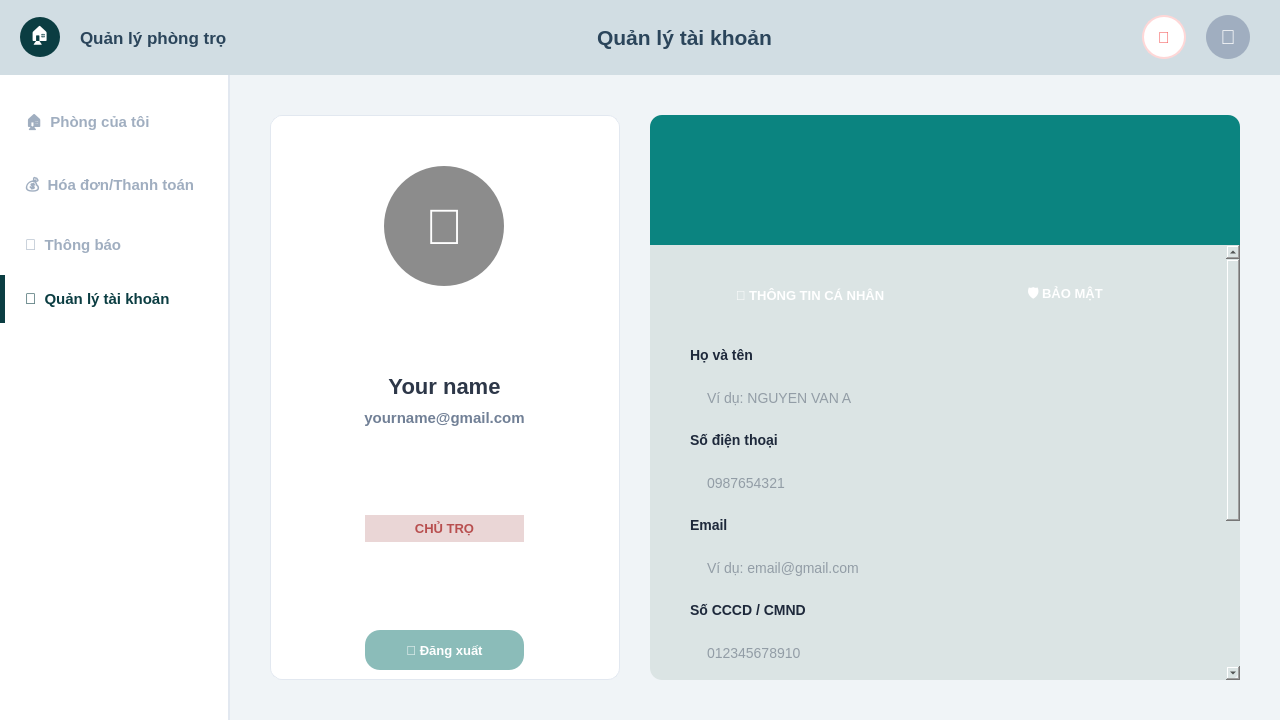
This is ui/UI_Guest/guest_account.ui in nhatanhdeptrai-exe/Final_Project_KTLT as Qt 5 draws it before an edit. The edited form follows.
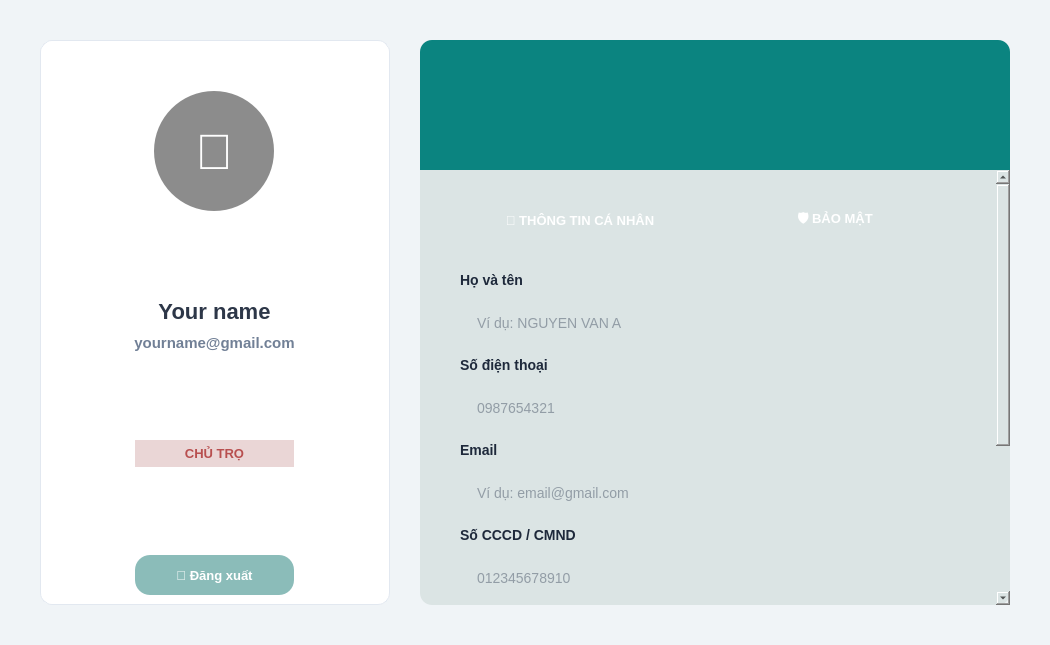
This is the edited form.

Commit message: feat: Thêm Quản lý tài khoản, Thông báo, bell popup, avatar navigation

The edit to the form file:
```diff
--- a/ui/UI_Guest/guest_account.ui
+++ b/ui/UI_Guest/guest_account.ui
@@ -1,35 +1,22 @@
 <?xml version="1.0" encoding="UTF-8"?>
 <ui version="4.0">
  <class>MainWindow</class>
- <widget class="QMainWindow" name="MainWindow">
+  <widget class="QWidget" name="PageGuestAccount">
   <property name="geometry">
    <rect>
     <x>0</x>
     <y>0</y>
-    <width>1280</width>
-    <height>720</height>
-   </rect>
-  </property>
-  <property name="minimumSize">
-   <size>
-    <width>1280</width>
-    <height>720</height>
-   </size>
-  </property>
+        <width>1050</width>
+        <height>645</height>
+      </rect>
+    </property>
   <property name="windowTitle">
    <string>Quản lý tài khoản</string>
   </property>
   <property name="styleSheet">
    <string>QMainWindow { background-color: #f0f4f7; }</string>
   </property>
-  <widget class="QWidget" name="centralwidget">
-   <property name="styleSheet">
-    <string>QWidget#centralwidget { background-color: #f0f4f7; }</string>
-   </property>
-   <layout class="QVBoxLayout" name="verticalLayout">
-    <property name="spacing">
-     <number>0</number>
-    </property>
+    <layout class="QVBoxLayout" name="contentLayout">
     <property name="leftMargin">
      <number>0</number>
     </property>
@@ -42,267 +29,6 @@
     <property name="bottomMargin">
      <number>0</number>
     </property>
-    <item>
-     <widget class="QWidget" name="headerWidget" native="true">
-      <property name="minimumSize">
-       <size>
-        <width>0</width>
-        <height>75</height>
-       </size>
-      </property>
-      <property name="maximumSize">
-       <size>
-        <width>16777215</width>
-        <height>75</height>
-       </size>
-      </property>
-      <property name="styleSheet">
-       <string>QWidget#headerWidget { background-color: #d1dde3; }</string>
-      </property>
-      <layout class="QHBoxLayout" name="horizontalLayout">
-       <property name="spacing">
-        <number>20</number>
-       </property>
-       <property name="leftMargin">
-        <number>20</number>
-       </property>
-       <property name="rightMargin">
-        <number>30</number>
-       </property>
-       <item>
-        <widget class="QLabel" name="logoIcon">
-         <property name="minimumSize">
-          <size>
-           <width>40</width>
-           <height>40</height>
-          </size>
-         </property>
-         <property name="maximumSize">
-          <size>
-           <width>40</width>
-           <height>40</height>
-          </size>
-         </property>
-         <property name="styleSheet">
-          <string>background-color: #0b3d42; border-radius: 20px; color: white; font-size: 18px;</string>
-         </property>
-         <property name="text">
-          <string>🏠</string>
-         </property>
-         <property name="alignment">
-          <set>Qt::AlignCenter</set>
-         </property>
-        </widget>
-       </item>
-       <item>
-        <widget class="QLabel" name="logoText">
-         <property name="font">
-          <font>
-           <family>Segoe UI</family>
-           <pointsize>13</pointsize>
-           <weight>75</weight>
-           <bold>true</bold>
-          </font>
-         </property>
-         <property name="styleSheet">
-          <string>color: #2b455b;</string>
-         </property>
-         <property name="text">
-          <string>Quản lý phòng trọ</string>
-         </property>
-        </widget>
-       </item>
-       <item>
-        <spacer name="spacer1">
-         <property name="orientation">
-          <enum>Qt::Horizontal</enum>
-         </property>
-         <property name="sizeHint" stdset="0">
-          <size>
-           <width>20</width>
-           <height>20</height>
-          </size>
-         </property>
-        </spacer>
-       </item>
-       <item>
-        <widget class="QLabel" name="lblPageTitle">
-         <property name="font">
-          <font>
-           <family>Segoe UI</family>
-           <pointsize>16</pointsize>
-           <weight>75</weight>
-           <bold>true</bold>
-          </font>
-         </property>
-         <property name="styleSheet">
-          <string>color: #2b455b;</string>
-         </property>
-         <property name="text">
-          <string>Quản lý tài khoản</string>
-         </property>
-        </widget>
-       </item>
-       <item>
-        <spacer name="spacer2">
-         <property name="orientation">
-          <enum>Qt::Horizontal</enum>
-         </property>
-         <property name="sizeHint" stdset="0">
-          <size>
-           <width>40</width>
-           <height>20</height>
-          </size>
-         </property>
-        </spacer>
-       </item>
-       <item>
-        <widget class="QPushButton" name="btnBell">
-         <property name="minimumSize">
-          <size>
-           <width>44</width>
-           <height>44</height>
-          </size>
-         </property>
-         <property name="maximumSize">
-          <size>
-           <width>44</width>
-           <height>44</height>
-          </size>
-         </property>
-         <property name="styleSheet">
-          <string>QPushButton { background-color: white; border-radius: 22px; color: #f56565; font-size: 16px; font-weight: bold; border: 2px solid #fed7d7; }</string>
-         </property>
-         <property name="text">
-          <string>🔔</string>
-         </property>
-        </widget>
-       </item>
-       <item>
-        <widget class="QLabel" name="lblAvatar">
-         <property name="minimumSize">
-          <size>
-           <width>44</width>
-           <height>44</height>
-          </size>
-         </property>
-         <property name="maximumSize">
-          <size>
-           <width>44</width>
-           <height>44</height>
-          </size>
-         </property>
-         <property name="styleSheet">
-          <string>background-color: #a0aec0; border-radius: 22px; color: white; font-size: 20px;</string>
-         </property>
-         <property name="text">
-          <string>👤</string>
-         </property>
-         <property name="alignment">
-          <set>Qt::AlignCenter</set>
-         </property>
-        </widget>
-       </item>
-      </layout>
-     </widget>
-    </item>
-    <item>
-     <layout class="QHBoxLayout" name="mainHLayout">
-      <property name="spacing">
-       <number>0</number>
-      </property>
-      <item>
-       <widget class="QWidget" name="sidebarWidget" native="true">
-        <property name="minimumSize">
-         <size>
-          <width>230</width>
-          <height>0</height>
-         </size>
-        </property>
-        <property name="maximumSize">
-         <size>
-          <width>230</width>
-          <height>16777215</height>
-         </size>
-        </property>
-        <property name="styleSheet">
-         <string>QWidget#sidebarWidget { background-color: white; border-right: 2px solid #e2e8f0; }
-QPushButton { text-align: left; padding: 15px 25px; border: none; background-color: transparent; color: #a0aec0; font-size: 15px; font-weight: bold; }
-QPushButton:hover { color: #2b455b; }
-QPushButton:checked { color: #0b3d42; border-left: 5px solid #0b3d42; padding-left: 20px; }</string>
-        </property>
-        <layout class="QVBoxLayout" name="verticalLayout_2">
-         <property name="leftMargin">
-          <number>0</number>
-         </property>
-         <property name="topMargin">
-          <number>20</number>
-         </property>
-         <property name="rightMargin">
-          <number>0</number>
-         </property>
-         <property name="bottomMargin">
-          <number>20</number>
-         </property>
-         <item>
-          <widget class="QPushButton" name="btnNavMyRoom">
-           <property name="text">
-            <string>🏠  Phòng của tôi</string>
-           </property>
-           <property name="checkable">
-            <bool>true</bool>
-           </property>
-          </widget>
-         </item>
-         <item>
-          <widget class="QPushButton" name="btnNavInvoices">
-           <property name="text">
-            <string>💰  Hóa đơn/Thanh toán</string>
-           </property>
-           <property name="checkable">
-            <bool>true</bool>
-           </property>
-          </widget>
-         </item>
-         <item>
-          <widget class="QPushButton" name="btnNavNotif">
-           <property name="text">
-            <string>🔔  Thông báo</string>
-           </property>
-           <property name="checkable">
-            <bool>true</bool>
-           </property>
-          </widget>
-         </item>
-         <item>
-          <widget class="QPushButton" name="btnNavAccount">
-           <property name="text">
-            <string>👤  Quản lý tài khoản</string>
-           </property>
-           <property name="checkable">
-            <bool>true</bool>
-           </property>
-           <property name="checked">
-            <bool>true</bool>
-           </property>
-          </widget>
-         </item>
-         <item>
-          <spacer name="verticalSpacer">
-           <property name="orientation">
-            <enum>Qt::Vertical</enum>
-           </property>
-           <property name="sizeHint" stdset="0">
-            <size>
-             <width>20</width>
-             <height>40</height>
-            </size>
-           </property>
-          </spacer>
-         </item>
-        </layout>
-       </widget>
-      </item>
       <item>
        <widget class="QStackedWidget" name="mainContentStack">
         <widget class="QWidget" name="pageQuanLyTaiKhoan">
@@ -1325,9 +1051,6 @@
        </widget>
       </item>
      </layout>
-    </item>
-   </layout>
-  </widget>
  </widget>
  <resources />
  <connections />
```
Left out of the diff: 2 changed lines with no effect on the pictures. Lines whose indentation alone changed are shown as unchanged. The commit also changes 47 other files.
